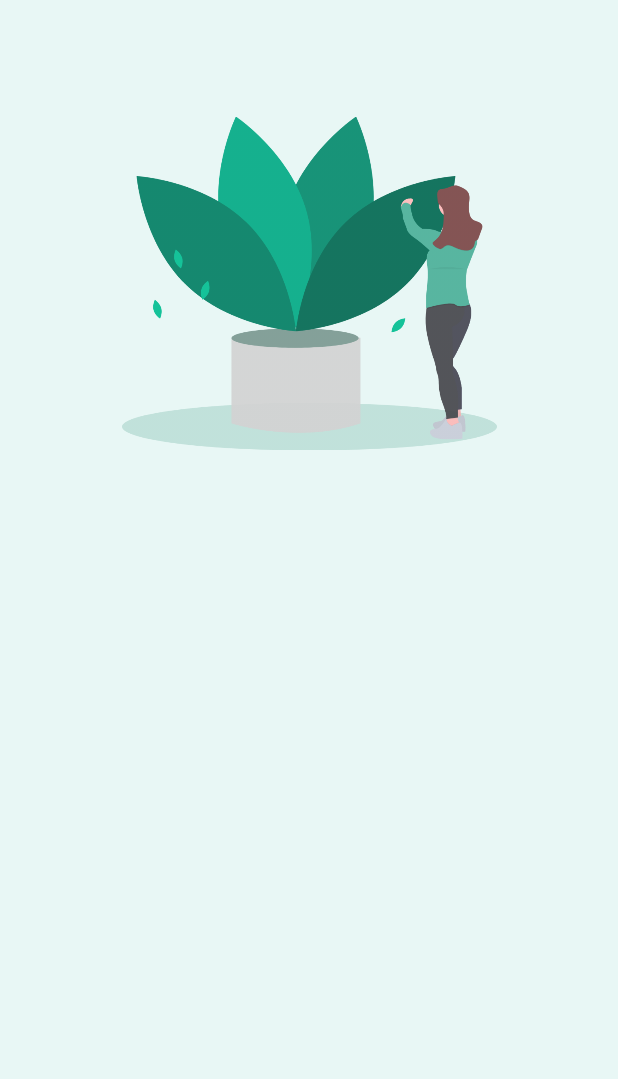
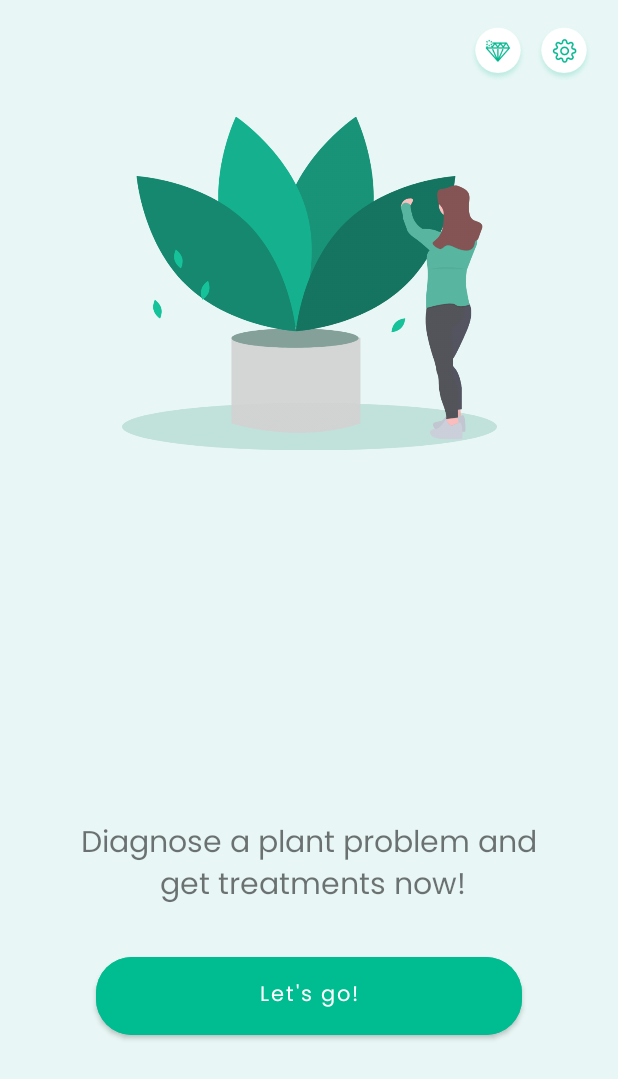
Before and after one commit to JavadSheikhsagha/DiseaseIdentifier, an Android app: the MainActivity screen opened directly, with no data from a screen before it, on a phone screen of 412 x 824 dp. Shown: the top 1079 px of the screen. Run offline under Robolectric (Android 15) with nearby library versions, the phone set to English and light mode, and no system bars.

Commit message:
[FEATURE] implement mainMenuActivity Design

```diff
--- a/app/src/main/java/com/a2mp/diseaseidentifier/views/MainActivity.kt
+++ b/app/src/main/java/com/a2mp/diseaseidentifier/views/MainActivity.kt
@@ -9,18 +9,21 @@ import androidx.lifecycle.ViewModelProvider
 import androidx.lifecycle.get
 import com.a2mp.diseaseidentifier.viewmodel.MainViewModel
 import com.a2mp.diseaseidentifier.R
+import com.a2mp.diseaseidentifier.databinding.ActivityMainBinding
 
 class MainActivity : AppCompatActivity() {
 
     private lateinit var viewModel : MainViewModel
+    private lateinit var binding : ActivityMainBinding
 
     override fun onCreate(savedInstanceState: Bundle?) {
         super.onCreate(savedInstanceState)
-        setContentView(R.layout.activity_main)
+        binding = ActivityMainBinding.inflate(layoutInflater)
+        setContentView(binding.root)
 
         viewModel = ViewModelProvider(this)[MainViewModel::class.java]
+        isFirstTime()
 
-        isFirstTime()
 
     }
 
--- a/app/src/main/res/layout/activity_main.xml
+++ b/app/src/main/res/layout/activity_main.xml
@@ -18,4 +18,60 @@
         android:id="@+id/img_mainActivity_logo"
         />
 
+    <LinearLayout
+        app:layout_constraintTop_toTopOf="parent"
+        app:layout_constraintEnd_toEndOf="parent"
+        android:layout_margin="16dp"
+        android:layout_width="wrap_content"
+        android:layout_height="wrap_content"
+        android:orientation="horizontal"
+        >
+
+        <ImageView
+            android:layout_marginHorizontal="4dp"
+            android:layout_width="40dp"
+            android:layout_height="40dp"
+            android:src="@drawable/icon_premium"
+            android:id="@+id/btn_premium"
+            />
+
+        <ImageView
+            android:layout_width="40dp"
+            android:layout_height="40dp"
+            android:src="@drawable/icon_settings"
+            android:id="@+id/btn_settings"
+            />
+
+
+    </LinearLayout>
+
+    <TextView
+        android:layout_marginBottom="24dp"
+        android:layout_width="wrap_content"
+        android:layout_height="wrap_content"
+        android:fontFamily="@font/poppins_regular"
+        android:gravity="center"
+        android:text="Diagnose a plant problem and\n
+get treatments now!"
+        android:textSize="20sp"
+        app:layout_constraintBottom_toTopOf="@+id/btn_onBoardingActivity_letsgo"
+        app:layout_constraintEnd_toEndOf="parent"
+        app:layout_constraintStart_toStartOf="parent" />
+
+    <Button
+        android:fontFamily="@font/poppins_regular"
+        android:id="@+id/btn_onBoardingActivity_letsgo"
+        android:layout_width="0dp"
+        android:layout_height="64dp"
+        android:layout_marginHorizontal="64dp"
+        android:layout_marginBottom="128dp"
+        android:backgroundTint="@color/btnColor"
+        android:text="Let's go!"
+        android:textAllCaps="false"
+        android:textColor="@color/white"
+        app:cornerRadius="24dp"
+        app:layout_constraintBottom_toBottomOf="parent"
+        app:layout_constraintEnd_toEndOf="parent"
+        app:layout_constraintStart_toStartOf="parent" />
+
 </androidx.constraintlayout.widget.ConstraintLayout>
```
Also changed, not shown: app/src/main/res/drawable/icon_premium.png (added), app/src/main/res/drawable/icon_settings.png (added).
